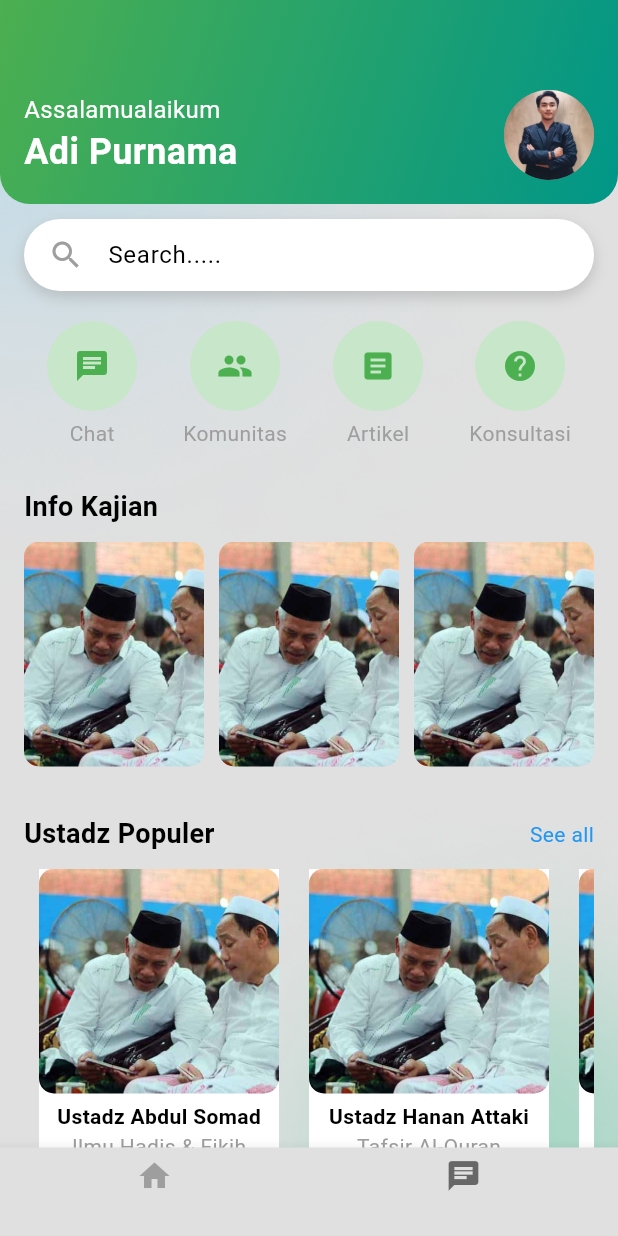
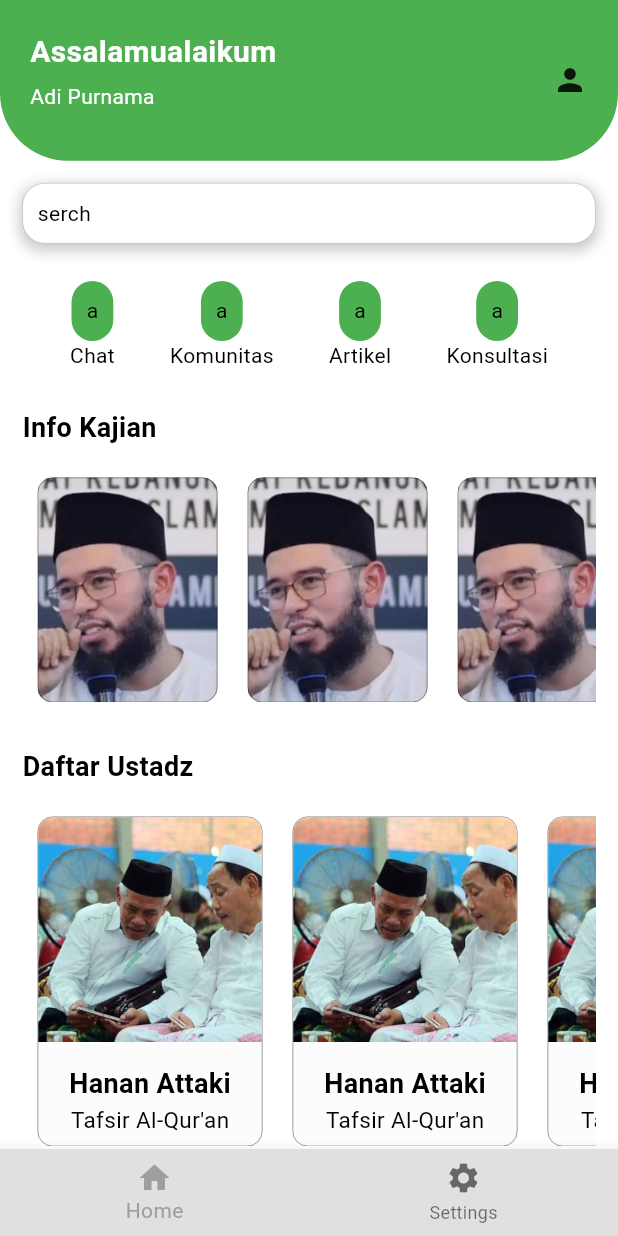
Before and after one commit to AchmadAjiePriyajie/halotad-app, a Flutter app: the screen it shows once a user with an empty profile is signed in, on a phone screen of 412 x 824 dp. Run offline on Flutter 3.47's test engine with Material 3 defaults, Android fonts, the light colour scheme and no system bars; our stand-ins replace cloud_firestore, firebase_auth, firebase_core; accounts and stored records are empty.

Commit message:
update homePage

```diff
--- a/lib/pages/home_page.dart
+++ b/lib/pages/home_page.dart
@@ -1,318 +1,264 @@
 import 'package:flutter/material.dart';
-import 'package:halotad/service/user_service.dart';
-
 
 class HomePage extends StatelessWidget {
   const HomePage({super.key});
 
   @override
   Widget build(BuildContext context) {
-    var width = MediaQuery.of(context).size.width;
-    var height = MediaQuery.of(context).size.height;
-
+    double width = MediaQuery.of(context).size.width;
+    double height = MediaQuery.of(context).size.height;
     return Scaffold(
-      body: Container(
-        decoration: BoxDecoration(
-          image: DecorationImage(
-            image: AssetImage('images/bg1.png'),
-            fit: BoxFit.cover,
-          ),
-        ),
-        child: Column(
+      backgroundColor: Colors.white,
+      body: Column(
         children: [
-            Expanded(
-              child: Column(
-                children: [
-                  Container(
-                    decoration: BoxDecoration(
+          SafeArea(
+            child: Container(
+              alignment: Alignment.topLeft,
+              padding: const EdgeInsets.all(20),
+              width: width,
+              height: height * 0.13,
+              decoration: const BoxDecoration(
+                  color: Colors.green,
                   borderRadius: BorderRadius.only(
-                        bottomLeft: Radius.circular(20),
-                        bottomRight: Radius.circular(20),
-                      ),
-                      gradient: LinearGradient(
-                        colors: [Colors.green, Colors.teal],
-                        begin: Alignment.topLeft,
-                        end: Alignment.bottomRight,
-                      ),
-                    ),
-                    padding: EdgeInsets.fromLTRB(16, 60, 16, 16),
-                    child: Row(
-                      crossAxisAlignment: CrossAxisAlignment.center,
+                      bottomLeft: Radius.circular(45),
+                      bottomRight: Radius.circular(45))),
+              child: const Row(
+                mainAxisAlignment: MainAxisAlignment.spaceBetween,
                 children: [
                   Column(
                     crossAxisAlignment: CrossAxisAlignment.start,
                     children: [
                       Text(
-                              'Assalamualaikum',
-                              style:
-                                  TextStyle(color: Colors.white, fontSize: 16),
+                        "Assalamualaikum",
+                        style: TextStyle(
+                            fontSize: 20,
+                            color: Colors.white,
+                            fontWeight: FontWeight.bold),
+                      ),
+                      SizedBox(
+                        height: 5,
                       ),
                       Text(
-                              'Adi Purnama',
+                        "Adi Purnama",
                         style: TextStyle(
                           color: Colors.white,
-                                fontSize: 24,
-                                fontWeight: FontWeight.bold,
                         ),
-                            ),
+                      )
                     ],
                   ),
-                        Spacer(),
-                        CircleAvatar(
-                          radius: 30,
-                          backgroundImage: AssetImage('images/adi.jpg'),
-                        ),
+                  Icon(Icons.person),
                 ],
               ),
             ),
-                  // Search Bar
-                  Padding(
-                    padding: const EdgeInsets.symmetric(
-                        horizontal: 16, vertical: 10),
-                    child: Container(
-                      padding: EdgeInsets.symmetric(horizontal: 16),
+          ),
+          Container(
+            child: Text("serch"),
+            alignment: Alignment.topLeft,
             decoration: BoxDecoration(
-                        color: Colors.white,
-                        borderRadius: BorderRadius.circular(30),
+                border: Border.all(width: 0.1),
                 boxShadow: [
                   BoxShadow(
-                            color: Colors.grey.withOpacity(0.5),
-                            blurRadius: 8,
-                            offset: Offset(0, 4),
+                    color: const Color.fromARGB(117, 144, 140, 140),
+                    spreadRadius: 2,
+                    blurRadius: 7,
+                    offset: Offset(0, 3),
+                  )
+                ],
+                color: Colors.white,
+                borderRadius: BorderRadius.circular(15)),
+            margin: EdgeInsets.all(15),
+            padding: EdgeInsets.all(10),
           ),
-                        ],
-                      ),
-                      child: TextField(
-                        decoration: InputDecoration(
-                          hintText: 'Search.....',
-                          border: InputBorder.none,
-                          icon: Icon(Icons.search, color: Colors.grey),
-                        ),
-                      ),
-                    ),
-                  ),
-                  // Menu Icons
           Padding(
-                    padding: const EdgeInsets.symmetric(
-                        horizontal: 16, vertical: 10),
+            padding: const EdgeInsets.all(10.0),
             child: Row(
-                      mainAxisAlignment: MainAxisAlignment.spaceAround,
+              mainAxisAlignment: MainAxisAlignment.spaceEvenly,
               children: [
                 Column(
                   children: [
-                            CircleAvatar(
-                              radius: 30,
-                              backgroundColor: Colors.green[100],
-                              child: Icon(Icons.chat, color: Colors.green),
+                    Container(
+                      decoration: BoxDecoration(
+                        color: Colors.green,
+                        borderRadius: BorderRadius.circular(100),
                       ),
-                            SizedBox(height: 5),
-                            Text('Chat', style: TextStyle(color: Colors.grey)),
+                      child: Text("a"),
+                      padding: EdgeInsets.all(10),
+                    ),
+                    Text("Chat")
                   ],
                 ),
                 Column(
                   children: [
-                            CircleAvatar(
-                              radius: 30,
-                              backgroundColor: Colors.green[100],
-                              child: Icon(Icons.people, color: Colors.green),
+                    Container(
+                      decoration: BoxDecoration(
+                        color: Colors.green,
+                        borderRadius: BorderRadius.circular(100),
                       ),
-                            SizedBox(height: 5),
-                            Text('Komunitas',
-                                style: TextStyle(color: Colors.grey)),
+                      child: Text("a"),
+                      padding: EdgeInsets.all(10),
+                    ),
+                    Text("Komunitas")
                   ],
                 ),
                 Column(
                   children: [
-                            CircleAvatar(
-                              radius: 30,
-                              backgroundColor: Colors.green[100],
-                              child: Icon(Icons.article, color: Colors.green),
+                    Container(
+                      decoration: BoxDecoration(
+                        color: Colors.green,
+                        borderRadius: BorderRadius.circular(100),
                       ),
-                            SizedBox(height: 5),
-                            Text('Artikel',
-                                style: TextStyle(color: Colors.grey)),
+                      child: Text("a"),
+                      padding: EdgeInsets.all(10),
+                    ),
+                    Text("Artikel")
                   ],
                 ),
                 Column(
                   children: [
-                            CircleAvatar(
-                              radius: 30,
-                              backgroundColor: Colors.green[100],
-                              child: Icon(Icons.help, color: Colors.green),
+                    Container(
+                      decoration: BoxDecoration(
+                        color: Colors.green,
+                        borderRadius: BorderRadius.circular(100),
                       ),
-                            SizedBox(height: 5),
-                            Text('Konsultasi',
-                                style: TextStyle(color: Colors.grey)),
+                      child: Text("a"),
+                      padding: EdgeInsets.all(10),
+                    ),
+                    Text("Konsultasi")
                   ],
                 ),
               ],
             ),
           ),
-                  // Info Kajian Section
           Padding(
-                    padding: const EdgeInsets.all(16.0),
+            padding: const EdgeInsets.all(15),
             child: Column(
               crossAxisAlignment: CrossAxisAlignment.start,
               children: [
                 Text(
-                          'Info Kajian',
+                  "Info Kajian",
                   style: TextStyle(
                     fontSize: 18,
                     fontWeight: FontWeight.bold,
                   ),
                 ),
-                        SizedBox(height: 10),
-                        SizedBox(
+                Container(
+                  margin: EdgeInsets.only(top: 20),
                   height: 150,
-                          child: ListView(
+                  child: ListView.builder(
+                    itemCount: 4,
                     scrollDirection: Axis.horizontal,
-                            children: [
-                              KajianCard('images/ustadz.jpg'),
-                              KajianCard('images/ustadz.jpg'),
-                              KajianCard('images/ustadz.jpg'),
-                              KajianCard('images/ustadz.jpg'),
-                              KajianCard('images/ustadz.jpg'),
-                              KajianCard('images/ustadz.jpg'),
-                            ],
+                    itemBuilder: (context, index) {
+                      return Container(
+                        width: 120,
+                        margin: EdgeInsets.symmetric(
+                          horizontal: 10,
+                        ),
+                        decoration: BoxDecoration(
+                          borderRadius: BorderRadius.circular(10),
+                          image: DecorationImage(
+                            image: AssetImage(
+                              "images/ustadz3.jpg",
+                            ),
+                            fit: BoxFit.cover,
+                          ),
+                          border: Border.all(
+                            color: const Color.fromARGB(255, 0, 0, 0)
+                                .withOpacity(0.5), // Warna border
+                            width: 0.5, // Ketebalan border
+                          ),
+                        ),
+                      );
+                    },
                   ),
                 ),
               ],
             ),
           ),
-                  // Ustadz Populer Section
           Padding(
-                    padding: const EdgeInsets.all(16.0),
+            padding: const EdgeInsets.all(15),
             child: Column(
               crossAxisAlignment: CrossAxisAlignment.start,
               children: [
-                        Row(
-                          mainAxisAlignment: MainAxisAlignment.spaceBetween,
+                Text(
+                  "Daftar Ustadz",
+                  style: TextStyle(
+                    fontSize: 18,
+                    fontWeight: FontWeight.bold,
+                  ),
+                ),
+                Container(
+                  margin: EdgeInsets.only(top: 20),
+                  height: 220,
+                  child: ListView.builder(
+                    itemCount: 4,
+                    scrollDirection: Axis.horizontal,
+                    itemBuilder: (context, index) {
+                      return Container(
+                        width: 150,
+                        margin: EdgeInsets.symmetric(
+                          horizontal: 10,
+                        ),
+                        child: Column(
                           children: [
+                            ClipRRect(
+                              borderRadius: BorderRadius.only(
+                                topLeft: Radius.circular(10),
+                                topRight: Radius.circular(10),
+                              ),
+                              child: Image.asset(
+                                "images/ustadz.jpg",
+                                fit: BoxFit.cover,
+                                height: 150, // Atur tinggi gambar
+                                width: double
+                                    .infinity, // Gambar memenuhi lebar container
+                              ),
+                            ),
+                            SizedBox(height: 15),
                             Text(
-                              'Ustadz Populer',
+                              "Hanan Attaki",
                               style: TextStyle(
                                 fontSize: 18,
                                 fontWeight: FontWeight.bold,
                               ),
                             ),
                             Text(
-                              'See all',
-                              style: TextStyle(color: Colors.blue),
-                            ),
-                          ],
-                        ),
-                        SizedBox(height: 10),
-                        SizedBox(
-                          height: height * 0.27,
-                          child: ListView(
-                            scrollDirection: Axis.horizontal,
-                            children: [
-                              UstadzCard(
-                                image: 'images/ustadz.jpg',
-                                name: 'Ustadz Abdul Somad',
-                                topic: 'Ilmu Hadis & Fikih',
-                              ),
-                              UstadzCard(
-                                image: 'images/ustadz.jpg',
-                                name: 'Ustadz Hanan Attaki',
-                                topic: 'Tafsir Al-Quran',
-                              ),
-                              UstadzCard(
-                                image: 'images/ustadz.jpg',
-                                name: 'Ustadz Hanan Attaki',
-                                topic: 'Tafsir Al-Quran',
-                              ),
-                              UstadzCard(
-                                image: 'images/ustadz.jpg',
-                                name: 'Ustadz Hanan Attaki',
-                                topic: 'Tafsir Al-Quran',
-                              ),
-                            ],
+                              "Tafsir Al-Qur'an",
+                              style: TextStyle(
+                                fontSize: 15,
                               ),
                             ),
                           ],
                         ),
+                        decoration: BoxDecoration(
+                          color: const Color.fromARGB(255, 252, 252, 252),
+                          borderRadius: BorderRadius.circular(10),
+                          border: Border.all(
+                            color: const Color.fromARGB(255, 0, 0, 0)
+                                .withOpacity(0.5), // Warna border
+                            width: 0.5, // Ketebalan border
                           ),
-                ],
+                        ),
+                      );
+                    },
                   ),
                 ),
               ],
             ),
+          )
+        ],
       ),
-      // Bottom Navigation Bar
       bottomNavigationBar: BottomNavigationBar(
         items: [
           BottomNavigationBarItem(
             icon: Icon(Icons.home),
-            label: '',
+            label: "Home", // Teks deskriptif
           ),
           BottomNavigationBarItem(
-            icon: Icon(Icons.chat),
-            label: '',
+            icon: Icon(Icons.settings),
+            label: "Settings", // Teks deskriptif
           ),
         ],
       ),
     );
   }
 }
-
-// Widget untuk card Kajian
-class KajianCard extends StatelessWidget {
-  final String image;
-  KajianCard(this.image);
-
-  @override
-  Widget build(BuildContext context) {
-    return Container(
-      margin: EdgeInsets.only(right: 10),
-      width: 120,
-      decoration: BoxDecoration(
-        borderRadius: BorderRadius.circular(10),
-        image: DecorationImage(
-          image: AssetImage(image),
-          fit: BoxFit.cover,
-        ),
-      ),
-    );
-  }
-}
-
-// Widget untuk card Ustadz
-class UstadzCard extends StatelessWidget {
-  final String image;
-  final String name;
-  final String topic;
-
-  UstadzCard({required this.image, required this.name, required this.topic});
-
-  @override
-  Widget build(BuildContext context) {
-    return Container(
-      width: 160,
-      margin: EdgeInsets.symmetric(horizontal: 10),
-      decoration: BoxDecoration(
-          color: Colors.white,
-          borderRadius: BorderRadius.only(
-              bottomLeft: Radius.circular(10),
-              bottomRight: Radius.circular(10))),
-      child: Column(
-        children: [
-          ClipRRect(
-            borderRadius: BorderRadius.circular(10),
-            child: Image.asset(image, height: 150, fit: BoxFit.cover),
-          ),
-          SizedBox(height: 5),
-          Text(name, style: TextStyle(fontWeight: FontWeight.bold)),
-          Text(topic, style: TextStyle(color: Colors.grey)),
-          Row(
-            mainAxisAlignment: MainAxisAlignment.center,
-            children: List.generate(5, (index) {
-              return Icon(Icons.star,
-                  size: 15, color: index < 4 ? Colors.yellow : Colors.grey);
-            }),
-          ),
-        ],
-      ),
-    );
-  }
-}
```
Also changed, not shown: lib/main.dart (line endings or trailing spaces), lib/pages/onbording/Onboarding_screen-02.dart (renamed from lib/pages/Onboarding_screen-02.dart), lib/pages/onbording/Onboarding_screen_01.dart (renamed from lib/pages/Onboarding_screen_01.dart), lib/pages/onbording/Onbording_screen_03.dart (renamed from lib/pages/Onbording_screen_03.dart). Lines whose indentation alone changed are shown as unchanged.
